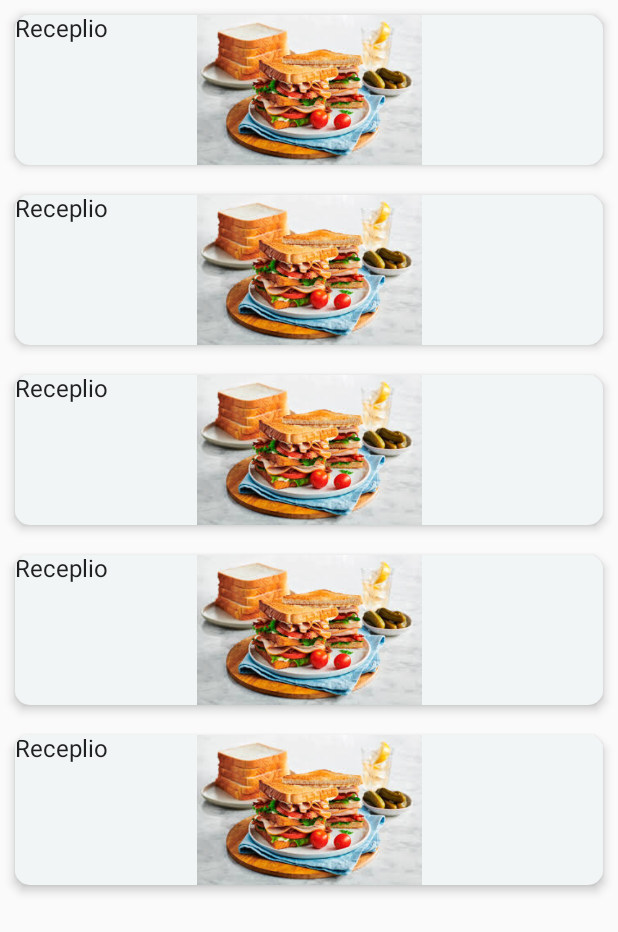
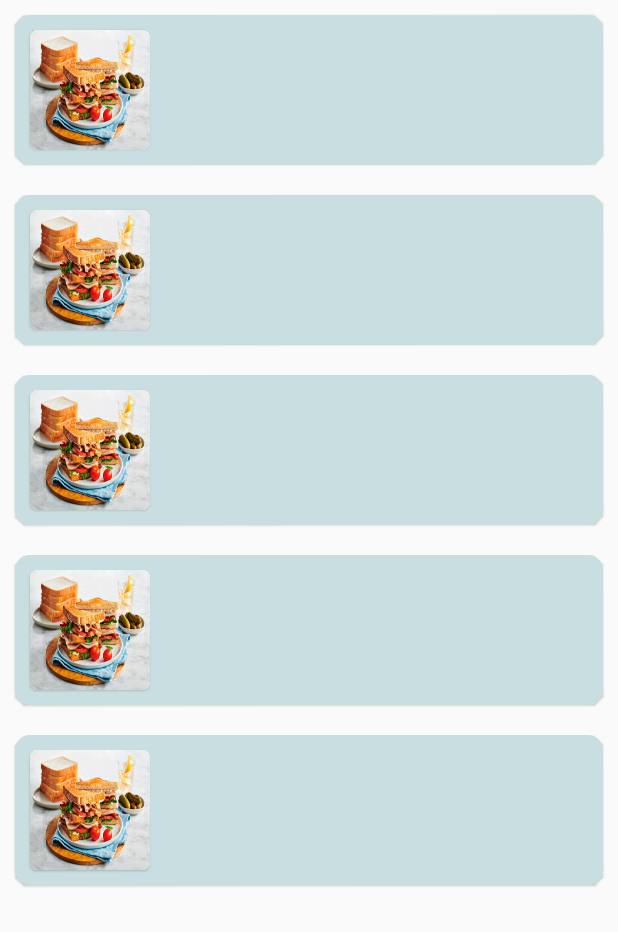
Before and after one commit to daly64/Receplio, an Android app built with Jetpack Compose: the screen it shows after launch (MainActivity), on a phone screen of 412 x 824 dp. Shown: the top 932 px of the screen. Run offline under Robolectric (Android 15) with nearby library versions, the phone set to English and light mode, and no system bars.

Commit message:
new commit

```diff
--- a/app/src/main/java/com/example/receplio/recipeCard.kt
+++ b/app/src/main/java/com/example/receplio/recipeCard.kt
@@ -2,41 +2,50 @@ package com.example.receplio
 
 import androidx.compose.foundation.Image
 import androidx.compose.foundation.layout.*
-import androidx.compose.foundation.shape.RoundedCornerShape
 import androidx.compose.material.Card
-import androidx.compose.material.Text
 import androidx.compose.runtime.Composable
 import androidx.compose.ui.Modifier
+import androidx.compose.ui.layout.ContentScale
 import androidx.compose.ui.res.painterResource
 import androidx.compose.ui.res.stringResource
 import androidx.compose.ui.tooling.preview.Preview
 import androidx.compose.ui.unit.dp
+import com.example.receplio.ui.theme.Shapes
 import com.example.receplio.ui.theme.cardBackgroundColor
 
 
 @Composable
 fun RecipeCard() {
-    Row(Modifier.padding(10.dp)) {
+
     Card(
         modifier = Modifier
             .fillMaxWidth()
+            .padding(10.dp)
             .height(100.dp),
-            elevation = 4.dp,
-            shape = RoundedCornerShape(10.dp),
+        shape = Shapes.large,
         backgroundColor = cardBackgroundColor
+    )
+    {
+        Row(modifier = Modifier.padding(10.dp)) {
+            Card(
+                modifier = Modifier.size(80.dp),
+                shape = Shapes.medium,
             ) {
-
                 Image(
-                modifier = Modifier
-                    .size(1.dp),
-                painter = painterResource(R.drawable.sandwich),
-                contentDescription = null,
+                    painter =
+                    painterResource(id = R.drawable.sandwich),
+                    contentDescription = stringResource(id = R.string.sandwich),
+                    contentScale = ContentScale.FillBounds
                 )
-            Text(text = stringResource(id = R.string.app_name))
             }
 
         }
+
+
     }
+
+}
+
 
 @Preview
 @Composable
--- a/app/src/main/java/com/example/receplio/ui/theme/Color.kt
+++ b/app/src/main/java/com/example/receplio/ui/theme/Color.kt
@@ -2,14 +2,11 @@ package com.example.receplio.ui.theme
 
 import androidx.compose.ui.graphics.Color
 
-/*val Purple200 = Color(0xFFBB86FC)
-val Purple500 = Color(0xFF6200EE)
-val Purple700 = Color(0xFF3700B3)
-val Teal200 = Color(0xFF03DAC5)*/
+
 
 //val blackColor = Color(0xFF000000)
-//val whiteColor = Color(0xFFFFFFFF)
-val cardBackgroundColor = Color(0xFFF1F5F5)
+val whiteColor = Color(0xFFFFFFFF)
+val cardBackgroundColor = Color(0xFFC9DEE0)
 val mainTextColor= Color(0xFF0A2533)
 val mainColor = Color(0xFF85B1B4)
 val secondaryColor = Color(0xFF808C93)
--- a/app/src/main/java/com/example/receplio/ui/theme/Shape.kt
+++ b/app/src/main/java/com/example/receplio/ui/theme/Shape.kt
@@ -5,7 +5,7 @@ import androidx.compose.material.Shapes
 import androidx.compose.ui.unit.dp
 
 val Shapes = Shapes(
-    small = RoundedCornerShape(4.dp),
-    medium = RoundedCornerShape(4.dp),
-    large = RoundedCornerShape(0.dp)
+    small = RoundedCornerShape(2.dp),
+    medium = RoundedCornerShape(5.dp),
+    large = RoundedCornerShape(10.dp)
 )
--- a/app/src/main/java/com/example/receplio/ui/theme/Theme.kt
+++ b/app/src/main/java/com/example/receplio/ui/theme/Theme.kt
@@ -27,7 +27,8 @@ onSurface = Color.Black,
 private val ColorPalette = lightColors(
     primary = mainColor,
     primaryVariant = mainTextColor,
-    secondary = secondaryColor
+    secondary = secondaryColor,
+    background=whiteColor
 )
 
 @Composable
--- a/app/src/main/java/com/example/receplio/ui/theme/Type.kt
+++ b/app/src/main/java/com/example/receplio/ui/theme/Type.kt
@@ -2,16 +2,24 @@ package com.example.receplio.ui.theme
 
 import androidx.compose.material.Typography
 import androidx.compose.ui.text.TextStyle
+import androidx.compose.ui.text.font.Font
 import androidx.compose.ui.text.font.FontFamily
 import androidx.compose.ui.text.font.FontWeight
 import androidx.compose.ui.unit.sp
+import com.example.receplio.R
+
+val expressWay = FontFamily(Font(R.font.expressway, weight = FontWeight.Normal))
+val expressWayBold = FontFamily(Font(R.font.expressway, weight = FontWeight.Bold))
 
 // Set of Material typography styles to start with
 val Typography = Typography(
     body1 = TextStyle(
-        fontFamily = FontFamily.Default,
-        fontWeight = FontWeight.Normal,
+        fontFamily = expressWay,
         fontSize = 16.sp
+    ),
+    h1 = TextStyle(
+        fontFamily = expressWayBold,
+        fontSize = 32.sp
     )
     /* Other default text styles to override
     button = TextStyle(
--- a/app/src/main/res/values/strings.xml
+++ b/app/src/main/res/values/strings.xml
@@ -1,3 +1,4 @@
 <resources>
     <string name="app_name">Receplio</string>
+    <string name="sandwich">Sandwich</string>
 </resources>
```
Lines whose indentation alone changed are shown as unchanged.
